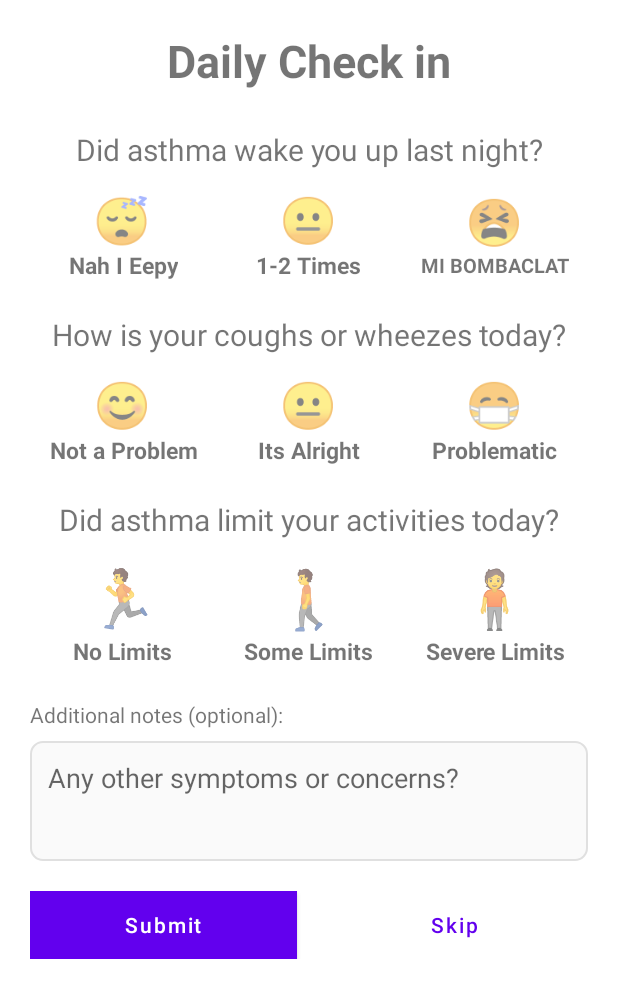
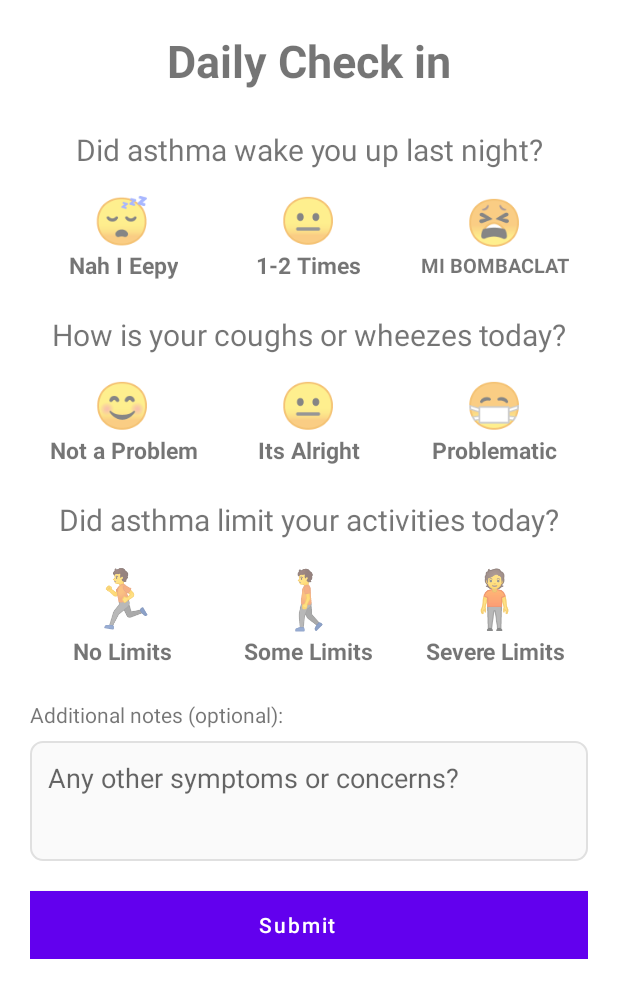
Before and after one commit to ShakoorShaik/smartAirAndroidApp, an Android app built with Jetpack Compose: the layout activity_child_daily_checkin.xml on its own in the app's theme, with its tools: preview values and no code run, on a phone screen of 412 x 824 dp. Shown: the top 998 px of the screen. Run offline under Robolectric (Android 15) with nearby library versions, the light colour scheme and no system bars.

Commit message:
daily check in logic
added the logic for daily check in still need to test for errors and etc

```diff
--- a/app/src/main/java/com/example/smartair/child/ChildDailyCheckIn.java
+++ /dev/null
@@ -1,4 +0,0 @@
-package com.example.smartair.child;
-
-public class ChildDailyCheckIn {
-}
--- a/app/src/main/res/layout/activity_child_daily_checkin.xml
+++ b/app/src/main/res/layout/activity_child_daily_checkin.xml
@@ -33,7 +33,7 @@
         android:layout_marginBottom="10dp" >
 
         <LinearLayout
-            android:id="@+id/emojiGood"
+            android:id="@+id/emojiSleepy"
             android:layout_width="0dp"
             android:layout_height="wrap_content"
             android:layout_weight="1"
@@ -62,7 +62,7 @@
         </LinearLayout>
 
         <LinearLayout
-            android:id="@+id/emojiGood"
+            android:id="@+id/emojiOk"
             android:layout_width="0dp"
             android:layout_height="wrap_content"
             android:layout_weight="1"
@@ -90,7 +90,7 @@
         </LinearLayout>
 
         <LinearLayout
-            android:id="@+id/emojiGood"
+            android:id="@+id/emojiBad"
             android:layout_width="0dp"
             android:layout_height="wrap_content"
             android:layout_weight="1"
@@ -119,7 +119,7 @@
     </LinearLayout>
 
     <TextView
-        android:id="@+id/textView8"
+        android:id="@+id/textView9"
         android:layout_width="match_parent"
         android:layout_height="wrap_content"
         android:gravity="center"
@@ -163,7 +163,7 @@
         </LinearLayout>
 
         <LinearLayout
-            android:id="@+id/emojiGood"
+            android:id="@+id/emojiOk1"
             android:layout_width="0dp"
             android:layout_height="wrap_content"
             android:layout_weight="1"
@@ -191,7 +191,7 @@
         </LinearLayout>
 
         <LinearLayout
-            android:id="@+id/emojiGood"
+            android:id="@+id/emojiMask"
             android:layout_width="0dp"
             android:layout_height="wrap_content"
             android:layout_weight="1"
@@ -222,7 +222,7 @@
 
 
     <TextView
-        android:id="@+id/textView8"
+        android:id="@+id/textView10"
         android:layout_width="match_parent"
         android:layout_height="wrap_content"
         android:gravity="center"
@@ -237,7 +237,7 @@
         android:layout_marginBottom="10dp" >
 
         <LinearLayout
-            android:id="@+id/emojiGood"
+            android:id="@+id/emojiRun"
             android:layout_width="0dp"
             android:layout_height="wrap_content"
             android:layout_weight="1"
@@ -266,7 +266,7 @@
         </LinearLayout>
 
         <LinearLayout
-            android:id="@+id/emojiGood"
+            android:id="@+id/emojiWalk"
             android:layout_width="0dp"
             android:layout_height="wrap_content"
             android:layout_weight="1"
@@ -294,7 +294,7 @@
         </LinearLayout>
 
         <LinearLayout
-            android:id="@+id/emojiGood"
+            android:id="@+id/emojiStanding"
             android:layout_width="0dp"
             android:layout_height="wrap_content"
             android:layout_weight="1"
@@ -341,35 +341,19 @@
         android:background="@drawable/edittext_background"
         android:layout_marginBottom="20dp" />
 
-    <!-- Buttons -->
-    <LinearLayout
-        android:layout_width="match_parent"
-        android:layout_height="wrap_content"
-        android:orientation="horizontal"
-        android:gravity="center">
-
     <Button
         android:id="@+id/btnSubmit"
-            android:layout_width="0dp"
+        android:layout_width="400dp"
         android:layout_height="45dp"
         android:layout_weight="1"
         android:text="Submit"
+        android:gravity="center"
+        android:layout_gravity="center"
         android:textAllCaps="false"
         android:background="@color/design_default_color_primary"
         android:textColor="@android:color/white"
         android:layout_marginEnd="8dp" />
 
-        <Button
-            android:id="@+id/btnSkip"
-            android:layout_width="0dp"
-            android:layout_height="45dp"
-            android:layout_weight="1"
-            android:text="Skip"
-            android:textAllCaps="false"
-            android:background="@android:color/transparent"
-            android:textColor="@color/design_default_color_primary"
-            android:layout_marginStart="8dp" />
+
 
 </LinearLayout>
-
-</LinearLayout>
```
Also changed, not shown: app/src/main/java/com/example/smartair/child/checkin/ChildCheckInDataFields.java (added, +35 -0 lines), app/src/main/java/com/example/smartair/child/checkin/ChildDailyCheckIn.java (added, +166 -0 lines), app/src/main/java/com/example/smartair/child/checkin/DailyCheckInDataWriting.java (added, +118 -0 lines). Lines whose indentation alone changed are shown as unchanged.
